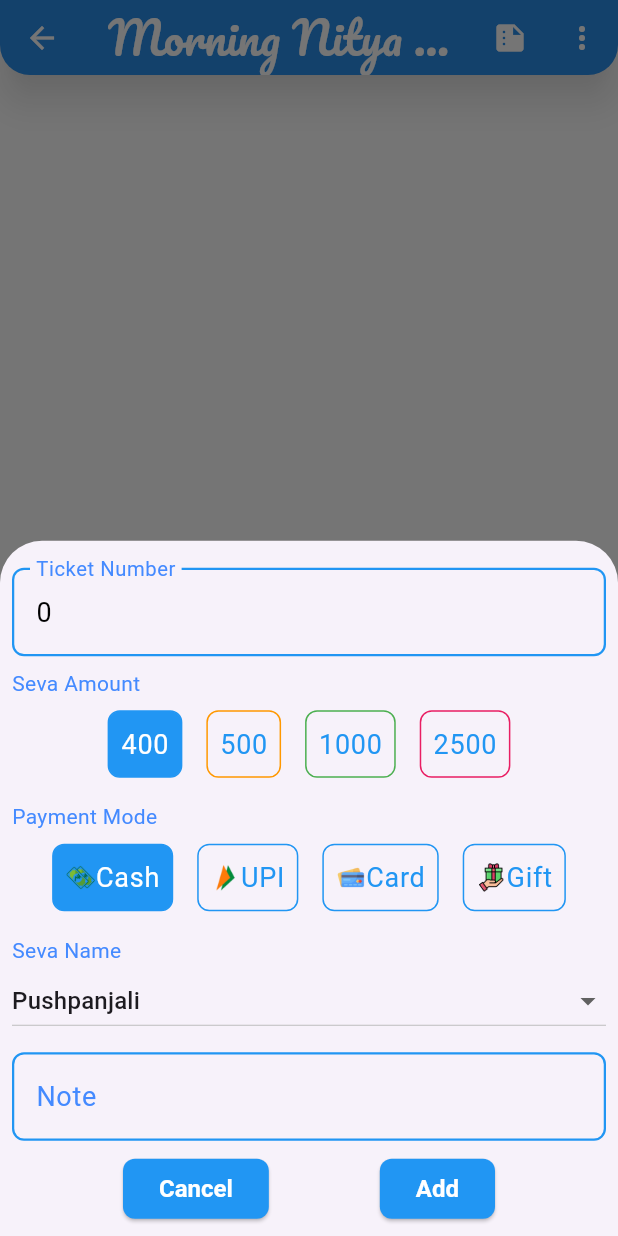
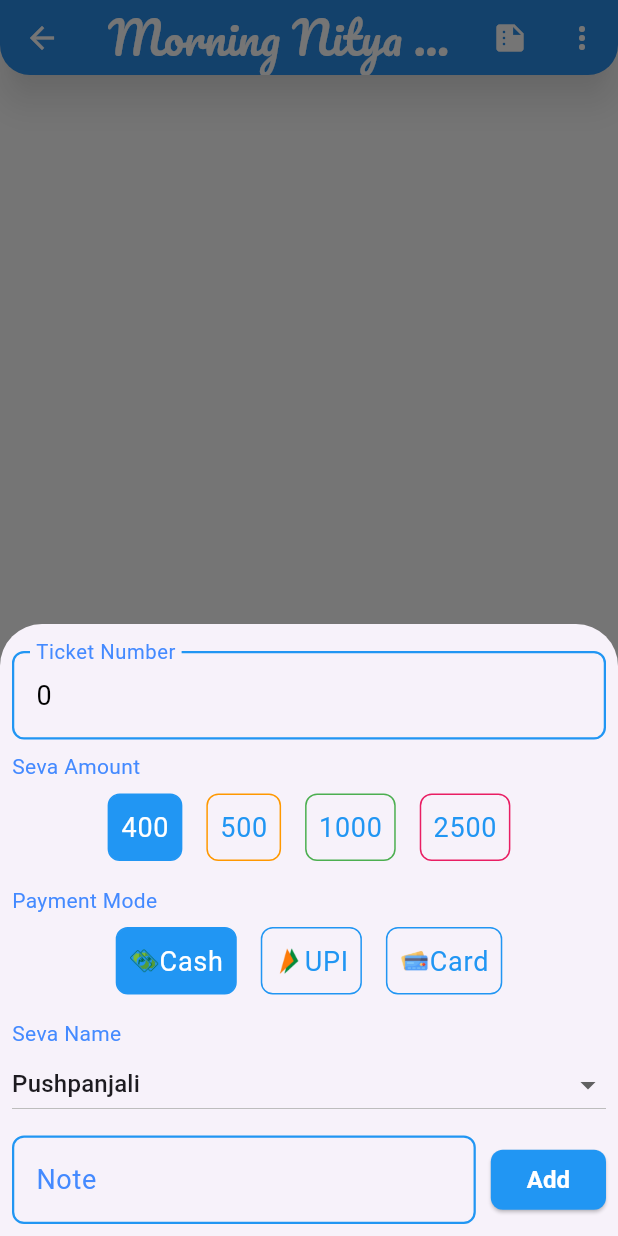
Before and after one commit to jayantadn/vkhillseva, a Flutter app: the TicketPage screen opened directly, after a tap on the "add" icon, on a phone screen of 412 x 824 dp. Run offline on Flutter 3.47's test engine with Material 3 defaults, Android fonts, the phone set to English and light mode, and no system bars; our stand-ins replace firebase_core, firebase_database, fl_chart, fluttertoast, google_fonts, synchronized; accounts and stored records are empty.

```diff
--- a/lib/nitya_seva/ticket_page.dart
+++ b/lib/nitya_seva/ticket_page.dart
@@ -272,13 +272,22 @@ class _TicketPageState extends State<TicketPage> {
           builder: (BuildContext context, StateSetter setModalState) {
             return Padding(
               padding: const EdgeInsets.all(8.0),
+              child: SingleChildScrollView(
+                scrollDirection: Axis.vertical,
                 child: Column(
                   children: [
                     // Ticket number
                     SizedBox(height: 10),
-                  TextField(
+                    Row(
+                      children: [
+                        Expanded(
+                          child: TextField(
                             controller: ticketNumberController,
-                    decoration: InputDecoration(labelText: "Ticket Number"),
+                            decoration:
+                                InputDecoration(labelText: "Ticket Number"),
+                          ),
+                        ),
+                      ],
                     ),
 
                     // Seva amount
@@ -308,15 +317,17 @@ class _TicketPageState extends State<TicketPage> {
                                         .where(
                                             (ticket) => ticket.amount == amount)
                                         .toList();
-                                  ticketNumberController.text = (filteredTickets
-                                              .isNotEmpty
-                                          ? filteredTickets.first.ticketNumber +
+                                    ticketNumberController.text =
+                                        (filteredTickets.isNotEmpty
+                                                ? filteredTickets
+                                                        .first.ticketNumber +
                                                     1
                                                 : 0)
                                             .toString();
                                     sevaNames = _getSevaNames(amount);
-                                  sevaName =
-                                      sevaNames.isNotEmpty ? sevaNames[0] : "";
+                                    sevaName = sevaNames.isNotEmpty
+                                        ? sevaNames[0]
+                                        : "";
                                   });
                                 },
                                 child: Container(
@@ -325,8 +336,8 @@ class _TicketPageState extends State<TicketPage> {
                                         ? seva.values.first['color']! as Color
                                         : Colors.transparent,
                                     border: Border.all(
-                                      color:
-                                          seva.values.first['color']! as Color),
+                                        color: seva.values.first['color']!
+                                            as Color),
                                     borderRadius: BorderRadius.circular(8.0),
                                   ),
                                   child: Padding(
@@ -368,6 +379,7 @@ class _TicketPageState extends State<TicketPage> {
                       child: Row(
                         children: [
                           ...Const().paymentModes.keys.map((m) {
+                            if (m == "Gift") return Container();
                             return Padding(
                               padding: const EdgeInsets.all(8.0),
                               child: GestureDetector(
@@ -391,8 +403,8 @@ class _TicketPageState extends State<TicketPage> {
                                         SizedBox(
                                           width: 20,
                                           height: 20,
-                                        child: Image.asset(
-                                            Const().paymentModes[m]!['icon']!),
+                                          child: Image.asset(Const()
+                                              .paymentModes[m]!['icon']!),
                                         ),
                                         Text(
                                           m,
@@ -448,31 +460,19 @@ class _TicketPageState extends State<TicketPage> {
 
                     // note
                     SizedBox(height: 10),
-                  TextField(
+                    Row(
+                      children: [
+                        Expanded(
+                          child: TextField(
                             controller: noteController,
                             decoration: InputDecoration(labelText: "Note"),
                           ),
+                        ),
 
-                  // buttons
-                  SizedBox(height: 8),
-                  Row(
-                    mainAxisAlignment: MainAxisAlignment.spaceEvenly,
-                    children: [
+                        // ok button
+                        SizedBox(width: 10),
                         ElevatedButton(
-                        onPressed: () {
-                          Navigator.pop(context);
-
-                          // clear all lists
-                          sevaNames.clear();
-                          filteredTickets.clear();
-
-                          // dispose all controllers and focus nodes
-                          ticketNumberController.dispose();
-                          noteController.dispose();
-                        },
-                        child: Text("Cancel"),
-                      ),
-                      ElevatedButton(
+                          child: Text("Add"),
                           onPressed: () async {
                             Navigator.pop(context);
 
@@ -483,8 +483,8 @@ class _TicketPageState extends State<TicketPage> {
                                     element.keys.first == amount.toString())
                                 .values
                                 .first['sevas'] as List;
-                          String icon = sevas.firstWhere(
-                              (element) => element['name'] == sevaName)['icon'];
+                            String icon = sevas.firstWhere((element) =>
+                                element['name'] == sevaName)['icon'];
 
                             // create ticket
                             Ticket ticket = Ticket(
@@ -553,11 +553,11 @@ class _TicketPageState extends State<TicketPage> {
                             ticketNumberController.dispose();
                             noteController.dispose();
                           },
-                        child: Text("Add"),
                         ),
                       ],
                     ),
                   ],
+                ),
               ),
             );
           },
```
Also changed, not shown: assets/images/NityaSeva/JalaDana.png, assets/images/NityaSeva/JalaDana2.png (added). Lines whose indentation alone changed are shown as unchanged.
